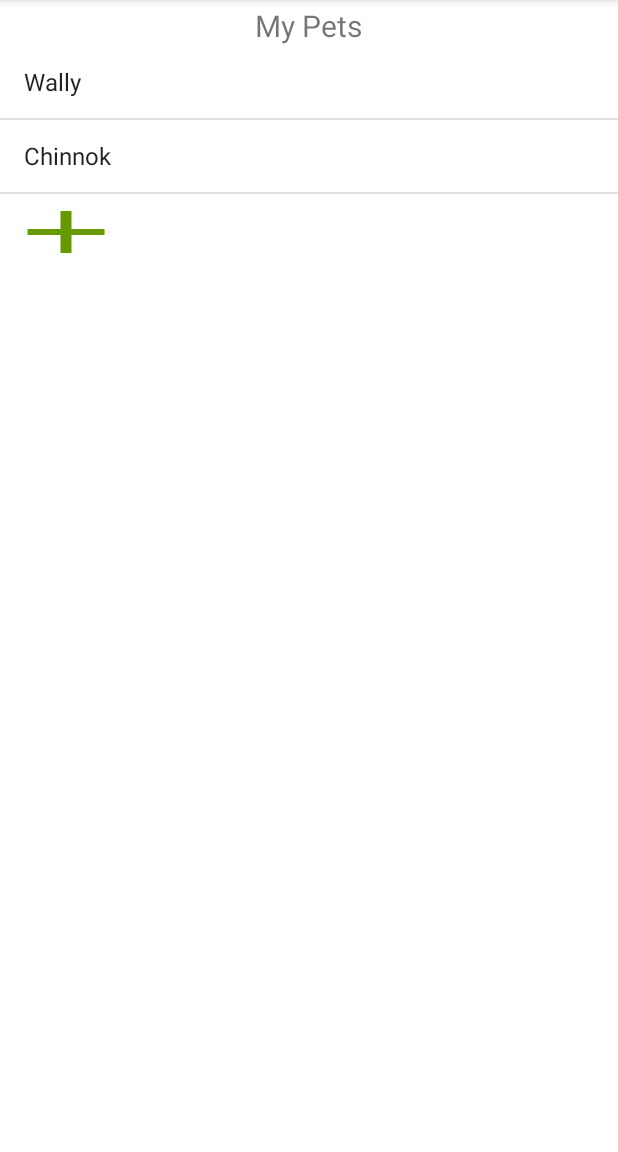
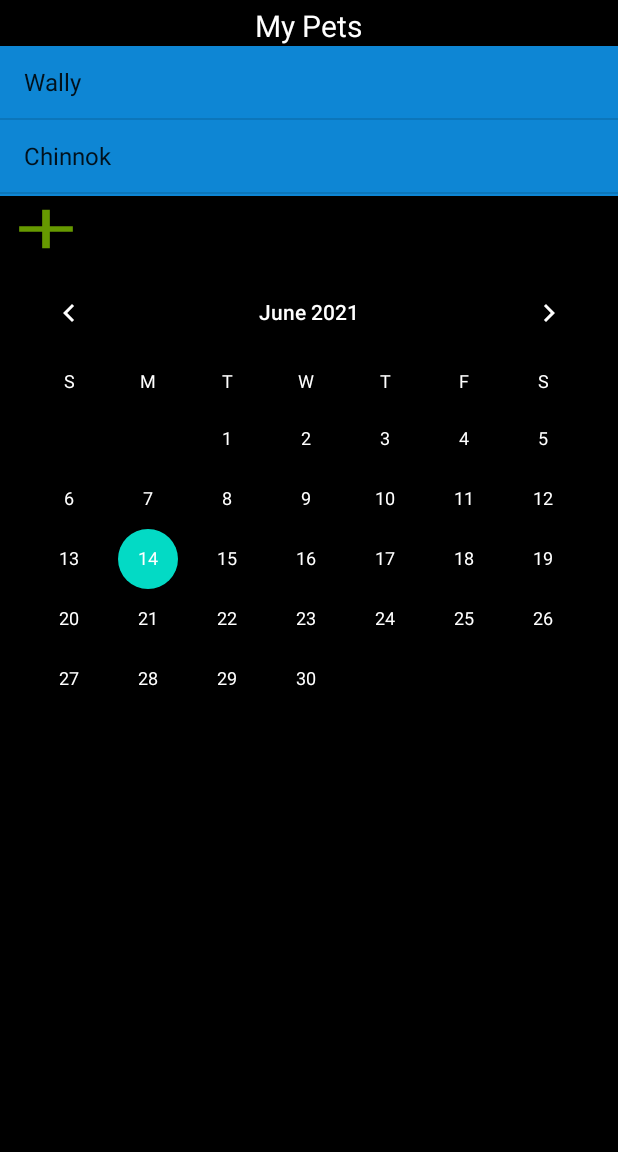
Before and after one commit to andrewc0204/ExoticPets, an Android app: the screen it shows after launch (MainActivity), on a phone screen of 412 x 824 dp, the part 84-1236 px from its top. Run offline under Robolectric (Android 15) with nearby library versions, the phone set to English and light mode, and no system bars.

Commit message:
Background, Calendar
Added color to background, and then added the calendar

```diff
--- a/app/src/main/java/com/example/exoticpets/MainActivity.java
+++ b/app/src/main/java/com/example/exoticpets/MainActivity.java
@@ -4,14 +4,17 @@ import androidx.appcompat.app.AlertDialog;
 import androidx.appcompat.app.AppCompatActivity;
 
 import android.content.DialogInterface;
+import android.graphics.Color;
 import android.os.Bundle;
 import android.view.View;
 import android.widget.ArrayAdapter;
 import android.widget.Button;
+import android.widget.EditText;
 import android.widget.ListView;
 import android.widget.TextView;
 import android.widget.Toast;
 
+import java.util.Calendar;
 import java.util.List;
 //Hello
 
@@ -30,6 +33,10 @@ public class MainActivity extends AppCompatActivity {
         myList = new String[]{"Wally", "Chinnok"};
         ArrayAdapter<String> myarrayAdapter = new ArrayAdapter<String>(this, android.R.layout.simple_list_item_1, myList);
         myPets.setAdapter(myarrayAdapter);
+        myPets.setBackgroundColor(Color.parseColor("#0E86D4"));
+        final EditText input = new EditText(this);
+
+
 
         plus = findViewById(R.id.addPet);
         plus.setOnClickListener(new View.OnClickListener() {
@@ -38,6 +45,7 @@ public class MainActivity extends AppCompatActivity {
                 new AlertDialog.Builder(MainActivity.this)
                         .setTitle("Enter Pet Name")
                         .setMessage("Enter your pet name!")
+
                         // Specifying a listener allows you to take an action before dismissing the dialog.
                         // The dialog is automatically dismissed when a dialog button is clicked.
                         .setPositiveButton(android.R.string.yes, new DialogInterface.OnClickListener() {
@@ -46,11 +54,12 @@ public class MainActivity extends AppCompatActivity {
                             }
                         })
 
+
                         // A null listener allows the button to dismiss the dialog and take no further action.
                         .setNegativeButton(android.R.string.no, null)
                         .show();
 
-//                Toast.makeText(MainActivity.this, "Test", Toast.LENGTH_SHORT).show();
+                //Toast.makeText(MainActivity.this, "Test", Toast.LENGTH_SHORT).show();
             }
         });
 
--- a/app/src/main/res/layout/activity_main.xml
+++ b/app/src/main/res/layout/activity_main.xml
@@ -4,6 +4,7 @@
     xmlns:tools="http://schemas.android.com/tools"
     android:layout_width="match_parent"
     android:layout_height="match_parent"
+    android:background="@color/black"
     tools:context=".MainActivity">
 
     <TextView
@@ -13,6 +14,7 @@
         android:layout_marginTop="3dp"
         android:text="My Pets"
         android:textSize="20dp"
+        android:textColor="@color/white"
         android:layout_centerHorizontal="true" />
 
     <ListView
@@ -23,12 +25,23 @@
         />
 
     <com.google.android.material.button.MaterialButton
-        android:layout_width="wrap_content"
-        android:layout_height="wrap_content"
         android:id="@+id/addPet"
+        android:layout_width="61dp"
+        android:layout_height="44dp"
         android:layout_below="@+id/myPets"
         android:background="@drawable/plus"
-        app:backgroundTint="@android:color/holo_green_dark"
+        app:backgroundTint="@android:color/holo_green_dark" />
+
+    <CalendarView
+        android:theme="@style/CustomCalendarMonth"
+        android:id="@+id/calendarView"
+        android:layout_width="match_parent"
+        android:layout_height="384dp"
+        android:layout_below="@+id/addPet"
+        android:dateTextAppearance="@style/CustomCalendarDay"
+        android:weekDayTextAppearance="@style/CustomCalendarWeek"
+
+
         />
 
 
--- /dev/null
+++ b/app/src/main/res/values/styles.xml
@@ -0,0 +1,18 @@
+<?xml version="1.0" encoding="utf-8"?>
+<resources>
+    <style name="CustomCalendarMonth" parent="AppTheme">
+        <item name="android:textColorPrimary">@color/white</item>
+    </style>
+
+    <style name="CustomCalendarDay" parent="TextAppearance.MaterialComponents.Caption">
+        <item name="android:textColor">@color/white</item>
+    </style>
+
+    <style name="CustomCalendarWeek" parent="TextAppearance.MaterialComponents.Caption">
+        <item name="android:textColor">@color/white</item>
+    </style>
+
+    <style name="AppTheme"></style>
+
+
+</resources>
```
